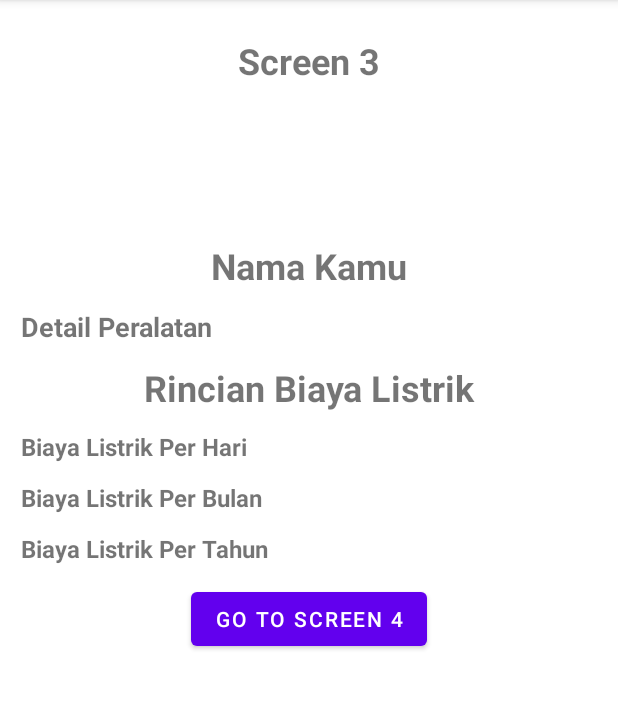
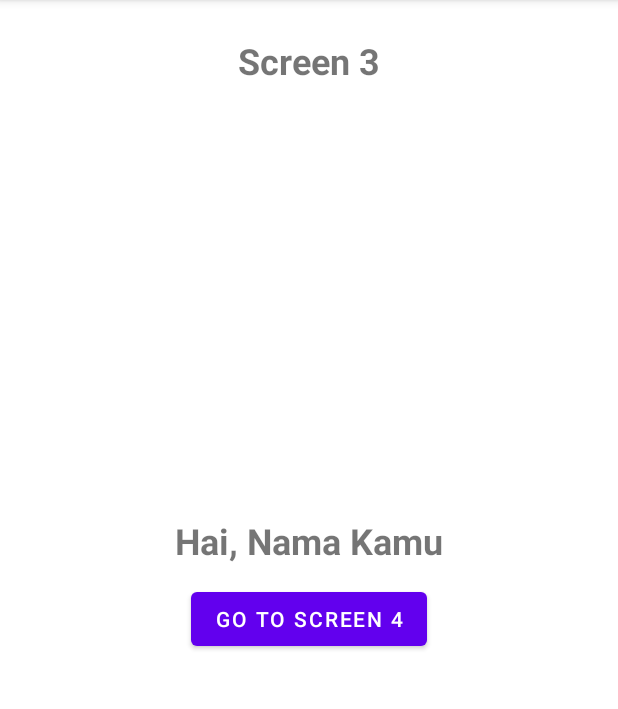
Before and after one commit to wahyuananta/ChallengeChapter3Binar, an Android app: the FragmentScreenThree screen opened through its navigation route, on a phone screen of 412 x 824 dp, the part 84-793 px from its top. Run offline under Robolectric (Android 15) with nearby library versions, the phone set to English and light mode, and no system bars.

Commit message:
Set up fragment one to four

```diff
--- a/app/src/main/java/com/coder/challengechapter3binar/FragmentScreenOne.kt
+++ b/app/src/main/java/com/coder/challengechapter3binar/FragmentScreenOne.kt
@@ -5,6 +5,7 @@ import androidx.fragment.app.Fragment
 import android.view.LayoutInflater
 import android.view.View
 import android.view.ViewGroup
+import androidx.navigation.findNavController
 import com.coder.challengechapter3binar.databinding.FragmentScreenOneBinding
 
 class FragmentScreenOne : Fragment() {
@@ -22,6 +23,10 @@ class FragmentScreenOne : Fragment() {
 
     override fun onViewCreated(view: View, savedInstanceState: Bundle?) {
         super.onViewCreated(view, savedInstanceState)
+
+        binding.btnScreenOne.setOnClickListener {
+            it.findNavController().navigate(R.id.action_fragmentScreenOne_to_fragmentScreenTwo)
+        }
     }
 
     override fun onDestroy() {
--- a/app/src/main/java/com/coder/challengechapter3binar/FragmentScreenThree.kt
+++ b/app/src/main/java/com/coder/challengechapter3binar/FragmentScreenThree.kt
@@ -5,11 +5,15 @@ import androidx.fragment.app.Fragment
 import android.view.LayoutInflater
 import android.view.View
 import android.view.ViewGroup
+import androidx.navigation.findNavController
+import androidx.navigation.fragment.navArgs
 import com.coder.challengechapter3binar.databinding.FragmentScreenThreeBinding
 
 class FragmentScreenThree : Fragment() {
     private var _binding: FragmentScreenThreeBinding? = null
     private val binding get() = _binding!!
+
+    val args: FragmentScreenThreeArgs by navArgs()
 
     override fun onCreateView(
         inflater: LayoutInflater, container: ViewGroup?,
@@ -22,6 +26,44 @@ class FragmentScreenThree : Fragment() {
 
     override fun onViewCreated(view: View, savedInstanceState: Bundle?) {
         super.onViewCreated(view, savedInstanceState)
+
+        val nama = args.nama
+        binding.tvNama.text = nama
+
+        val biayalistrik = args.parcelableBiayaListrik
+
+        if (biayalistrik != null) {
+            val peralatan = biayalistrik.peralatanElektronik
+            val watt = biayalistrik.watt
+            val jam = biayalistrik.jam
+            val biaya = biayalistrik.biaya
+
+            //            Rumus Perhitungan
+            val biayaPerHari = ((watt * jam) / 1000) * biaya
+            val biayaPerBulan = biayaPerHari * 30
+            val biayaPerTahun = biayaPerHari * 365
+
+            binding.tvNama.text = "Nama : $nama"
+            binding.tvDetail.text = "Peralatan elektronik $peralatan dengan daya $watt watt dan pemakaian selama $jam jam/hari untuk tarif listrik Rp$biaya/kWh."
+            binding.tvBiayaPerHari.text = "Biaya Listrik Per Hari Sebesar Rp${biayaPerHari.toInt()}"
+            binding.tvBiayaPerBulan.text = "Biaya Listrik Per Bulan Sebesar Rp${biayaPerBulan.toInt()}"
+            binding.tvBiayaPerTahun.text = "Biaya Listrik Per Tahun Sebesar Rp${biayaPerTahun.toInt()}"
+            binding.btnScreenThree.visibility = View.GONE
+
+        } else {
+            binding.tvNama.text = "Hai, $nama"
+            binding.tvDetail.visibility = View.GONE
+            binding.tvBiayaListrik.visibility  = View.GONE
+            binding.tvBiayaPerHari.visibility  = View.GONE
+            binding.tvBiayaPerBulan.visibility  = View.GONE
+            binding.tvBiayaPerTahun.visibility  = View.GONE
+        }
+
+        binding.btnScreenThree.setOnClickListener {
+            val actionToScreen4 = FragmentScreenThreeDirections.actionFragmentScreenThreeToFragmentScreenFour(nama)
+
+            it.findNavController().navigate(actionToScreen4)
+        }
     }
 
     override fun onDestroy() {
--- a/app/src/main/res/layout/fragment_screen_three.xml
+++ b/app/src/main/res/layout/fragment_screen_three.xml
@@ -8,7 +8,7 @@
 
     <!-- TODO: Update blank fragment layout -->
     <TextView
-        android:id="@+id/tv_screen_3"
+        android:id="@+id/tv_screen_three"
         android:layout_width="wrap_content"
         android:layout_height="wrap_content"
         android:text="Screen 3"
@@ -88,15 +88,15 @@
         android:textSize="16sp"
         app:layout_constraintStart_toStartOf="parent"
         app:layout_constraintEnd_toEndOf="parent"
-        app:layout_constraintBottom_toTopOf="@id/btn_screen_3"
+        app:layout_constraintBottom_toTopOf="@id/btn_screen_three"
         android:layout_marginBottom="12dp"/>
 
     <Button
-        android:id="@+id/btn_screen_3"
+        android:id="@+id/btn_screen_three"
         android:layout_width="wrap_content"
         android:layout_height="wrap_content"
         android:text="Go To Screen 4"
-        app:layout_constraintTop_toBottomOf="@id/tv_screen_3"
+        app:layout_constraintTop_toBottomOf="@id/tv_screen_three"
         app:layout_constraintStart_toStartOf="parent"
         app:layout_constraintEnd_toEndOf="parent"
         app:layout_constraintBottom_toBottomOf="parent"/>
--- a/app/src/main/res/navigation/main_navigation.xml
+++ b/app/src/main/res/navigation/main_navigation.xml
@@ -31,6 +31,16 @@
         <action
             android:id="@+id/action_fragmentScreenThree_to_fragmentScreenFour"
             app:destination="@id/fragmentScreenFour" />
+        <argument
+            android:name="nama"
+            app:argType="string"
+            app:nullable="true"
+            android:defaultValue="Nama Kamu" />
+        <argument
+            android:name="parcelableBiayaListrik"
+            app:argType="com.coder.challengechapter3binar.BiayaListrik"
+            app:nullable="true"
+            android:defaultValue="@null" />
     </fragment>
     <fragment
         android:id="@+id/fragmentScreenFour"
@@ -40,5 +50,10 @@
         <action
             android:id="@+id/action_fragmentScreenFour_to_fragmentScreenThree"
             app:destination="@id/fragmentScreenThree" />
+        <argument
+            android:name="namaKamu"
+            app:argType="string"
+            app:nullable="true"
+            android:defaultValue="Nama Kamu" />
     </fragment>
 </navigation>
```
Also changed, not shown: app/src/main/java/com/coder/challengechapter3binar/FragmentScreenFour.kt (+28 -0 lines), app/src/main/java/com/coder/challengechapter3binar/FragmentScreenTwo.kt (+13 -0 lines), app/src/main/res/layout/fragment_screen_four.xml (+8 -4 lines), app/src/main/res/layout/fragment_screen_one.xml (+4 -4 lines), app/src/main/res/layout/fragment_screen_two.xml (+4 -4 lines).
